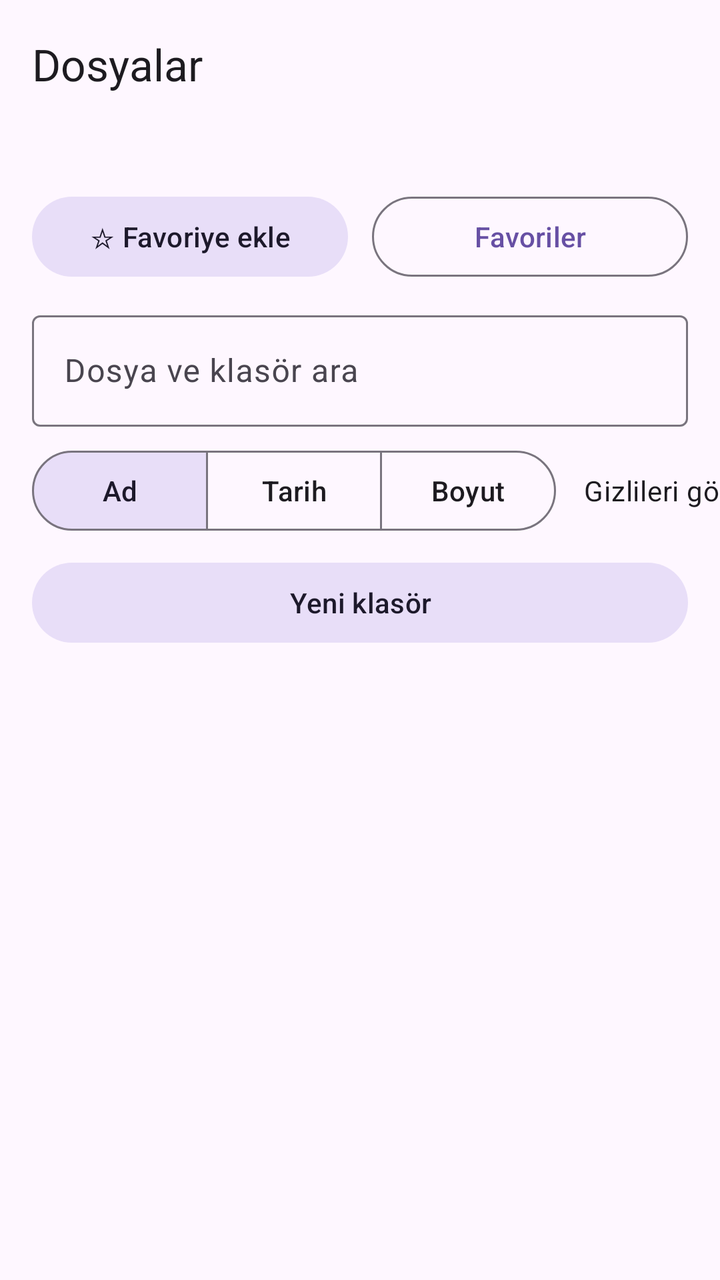
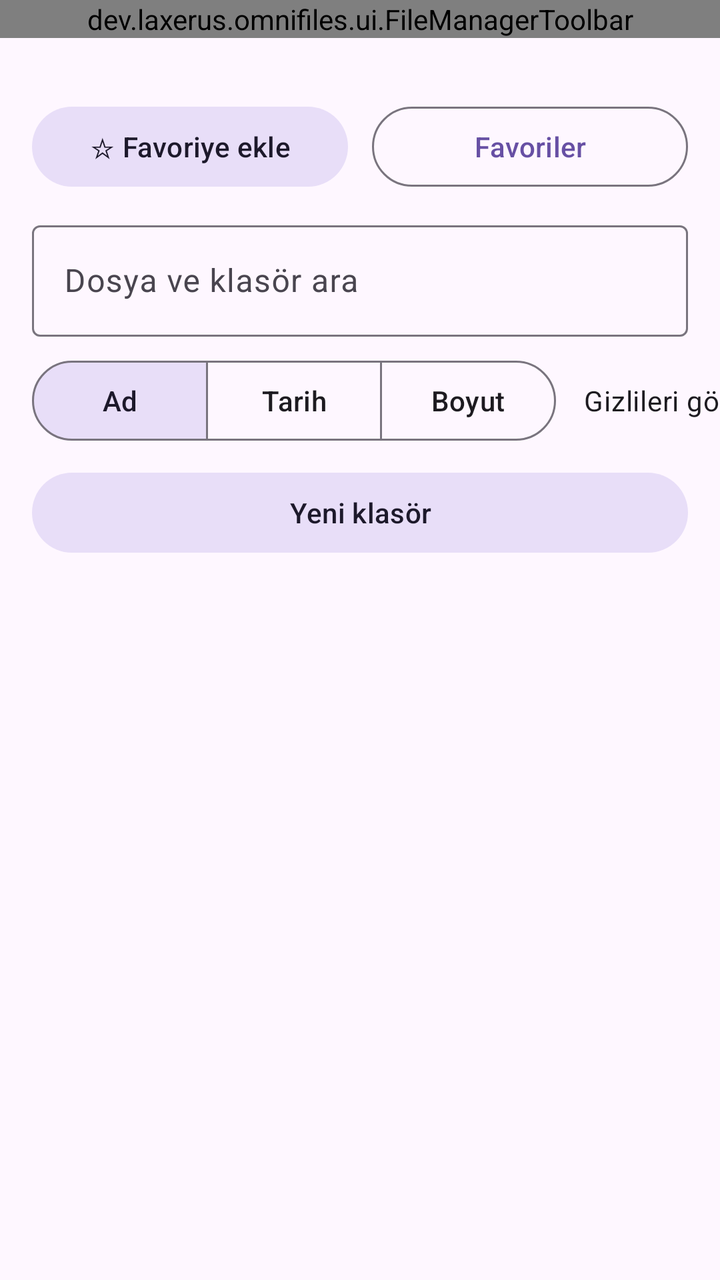

The first picture is an Android layout as it rendered before a commit; the second is the same layout after the commit. The layout source and the unified diff follow.
<!-- AndroidManifest.xml: application theme Theme.OmniFiles -->
<!-- res/layout/activity_file_browser.xml -->
<?xml version="1.0" encoding="utf-8"?>
<LinearLayout xmlns:android="http://schemas.android.com/apk/res/android"
    xmlns:app="http://schemas.android.com/apk/res-auto"
    android:id="@+id/root"
    android:layout_width="match_parent"
    android:layout_height="match_parent"
    android:orientation="vertical">

    <com.google.android.material.appbar.MaterialToolbar
        android:id="@+id/toolbar"
        android:layout_width="match_parent"
        android:layout_height="wrap_content"
        app:title="@string/browser_title" />

    <TextView
        android:id="@+id/pathText"
        android:layout_width="match_parent"
        android:layout_height="wrap_content"
        android:ellipsize="middle"
        android:maxLines="2"
        android:paddingStart="20dp"
        android:paddingTop="8dp"
        android:paddingEnd="20dp"
        android:paddingBottom="6dp"
        android:textAppearance="?attr/textAppearanceBodySmall" />

    <LinearLayout
        android:layout_width="match_parent"
        android:layout_height="wrap_content"
        android:orientation="horizontal"
        android:paddingStart="16dp"
        android:paddingEnd="16dp"
        android:paddingBottom="6dp">

        <com.google.android.material.button.MaterialButton
            android:id="@+id/favoriteToggleButton"
            style="@style/Widget.Material3.Button.TonalButton"
            android:layout_width="0dp"
            android:layout_height="wrap_content"
            android:layout_marginEnd="6dp"
            android:layout_weight="1"
            android:text="@string/add_favorite" />

        <com.google.android.material.button.MaterialButton
            android:id="@+id/favoritesButton"
            style="@style/Widget.Material3.Button.OutlinedButton"
            android:layout_width="0dp"
            android:layout_height="wrap_content"
            android:layout_marginStart="6dp"
            android:layout_weight="1"
            android:text="@string/favorites" />
    </LinearLayout>

    <com.google.android.material.textfield.TextInputLayout
        android:id="@+id/searchLayout"
        android:layout_width="match_parent"
        android:layout_height="wrap_content"
        android:layout_marginStart="16dp"
        android:layout_marginTop="4dp"
        android:layout_marginEnd="16dp"
        android:hint="@string/search_files">

        <com.google.android.material.textfield.TextInputEditText
            android:id="@+id/searchInput"
            android:layout_width="match_parent"
            android:layout_height="wrap_content"
            android:imeOptions="actionDone"
            android:inputType="text"
            android:maxLines="1" />
    </com.google.android.material.textfield.TextInputLayout>

    <HorizontalScrollView
        android:layout_width="match_parent"
        android:layout_height="wrap_content"
        android:fillViewport="true"
        android:scrollbars="none">

        <LinearLayout
            android:layout_width="wrap_content"
            android:layout_height="wrap_content"
            android:gravity="center_vertical"
            android:orientation="horizontal"
            android:paddingStart="16dp"
            android:paddingTop="8dp"
            android:paddingEnd="16dp"
            android:paddingBottom="8dp">

            <com.google.android.material.button.MaterialButtonToggleGroup
                android:id="@+id/sortGroup"
                android:layout_width="wrap_content"
                android:layout_height="wrap_content"
                app:checkedButton="@id/sortNameButton"
                app:selectionRequired="true"
                app:singleSelection="true">

                <com.google.android.material.button.MaterialButton
                    android:id="@+id/sortNameButton"
                    style="@style/Widget.Material3.Button.OutlinedButton"
                    android:layout_width="wrap_content"
                    android:layout_height="wrap_content"
                    android:text="@string/sort_name" />

                <com.google.android.material.button.MaterialButton
                    android:id="@+id/sortDateButton"
                    style="@style/Widget.Material3.Button.OutlinedButton"
                    android:layout_width="wrap_content"
                    android:layout_height="wrap_content"
                    android:text="@string/sort_date" />

                <com.google.android.material.button.MaterialButton
                    android:id="@+id/sortSizeButton"
                    style="@style/Widget.Material3.Button.OutlinedButton"
                    android:layout_width="wrap_content"
                    android:layout_height="wrap_content"
                    android:text="@string/sort_size" />
            </com.google.android.material.button.MaterialButtonToggleGroup>

            <com.google.android.material.switchmaterial.SwitchMaterial
                android:id="@+id/hiddenSwitch"
                android:layout_width="wrap_content"
                android:layout_height="wrap_content"
                android:layout_marginStart="14dp"
                android:text="@string/show_hidden" />
        </LinearLayout>
    </HorizontalScrollView>

    <com.google.android.material.button.MaterialButton
        android:id="@+id/newFolderButton"
        style="@style/Widget.Material3.Button.TonalButton"
        android:layout_width="match_parent"
        android:layout_height="wrap_content"
        android:layout_marginStart="16dp"
        android:layout_marginEnd="16dp"
        android:layout_marginBottom="8dp"
        android:text="@string/new_folder" />

    <com.google.android.material.card.MaterialCardView
        android:id="@+id/selectionBar"
        android:layout_width="match_parent"
        android:layout_height="wrap_content"
        android:layout_marginStart="16dp"
        android:layout_marginEnd="16dp"
        android:layout_marginBottom="8dp"
        android:visibility="gone"
        app:cardCornerRadius="18dp"
        app:cardElevation="0dp">

        <LinearLayout
            android:layout_width="match_parent"
            android:layout_height="wrap_content"
            android:orientation="vertical"
            android:padding="12dp">

            <TextView
                android:id="@+id/selectedCountText"
                android:layout_width="match_parent"
                android:layout_height="wrap_content"
                android:textAppearance="?attr/textAppearanceTitleMedium" />

            <HorizontalScrollView
                android:layout_width="match_parent"
                android:layout_height="wrap_content"
                android:layout_marginTop="6dp"
                android:scrollbars="none">

                <LinearLayout
                    android:layout_width="wrap_content"
                    android:layout_height="wrap_content"
                    android:orientation="horizontal">

                    <com.google.android.material.button.MaterialButton
                        android:id="@+id/selectAllButton"
                        style="@style/Widget.Material3.Button.TextButton"
                        android:layout_width="wrap_content"
                        android:layout_height="wrap_content"
                        android:text="@string/select_all" />

                    <com.google.android.material.button.MaterialButton
                        android:id="@+id/selectionShareButton"
                        style="@style/Widget.Material3.Button.TextButton"
                        android:layout_width="wrap_content"
                        android:layout_height="wrap_content"
                        android:text="@string/share" />

                    <com.google.android.material.button.MaterialButton
                        android:id="@+id/selectionCopyButton"
                        style="@style/Widget.Material3.Button.TextButton"
                        android:layout_width="wrap_content"
                        android:layout_height="wrap_content"
                        android:text="@string/copy" />

                    <com.google.android.material.button.MaterialButton
                        android:id="@+id/selectionMoveButton"
                        style="@style/Widget.Material3.Button.TextButton"
                        android:layout_width="wrap_content"
                        android:layout_height="wrap_content"
                        android:text="@string/move" />

                    <com.google.android.material.button.MaterialButton
                        android:id="@+id/selectionTrashButton"
                        style="@style/Widget.Material3.Button.TextButton"
                        android:layout_width="wrap_content"
                        android:layout_height="wrap_content"
                        android:text="@string/move_to_trash" />

                    <com.google.android.material.button.MaterialButton
                        android:id="@+id/cancelSelectionButton"
                        style="@style/Widget.Material3.Button.TextButton"
                        android:layout_width="wrap_content"
                        android:layout_height="wrap_content"
                        android:text="@string/cancel" />
                </LinearLayout>
            </HorizontalScrollView>
        </LinearLayout>
    </com.google.android.material.card.MaterialCardView>

    <TextView
        android:id="@+id/transferText"
        android:layout_width="match_parent"
        android:layout_height="wrap_content"
        android:layout_marginStart="20dp"
        android:layout_marginEnd="20dp"
        android:layout_marginBottom="6dp"
        android:ellipsize="middle"
        android:maxLines="2"
        android:textAppearance="?attr/textAppearanceBodyMedium"
        android:visibility="gone" />

    <com.google.android.material.button.MaterialButton
        android:id="@+id/pasteButton"
        style="@style/Widget.Material3.Button"
        android:layout_width="match_parent"
        android:layout_height="wrap_content"
        android:layout_marginStart="16dp"
        android:layout_marginEnd="16dp"
        android:layout_marginBottom="4dp"
        android:text="@string/paste_copy"
        android:visibility="gone" />

    <com.google.android.material.button.MaterialButton
        android:id="@+id/cancelTransferButton"
        style="@style/Widget.Material3.Button.TextButton"
        android:layout_width="match_parent"
        android:layout_height="wrap_content"
        android:layout_marginStart="16dp"
        android:layout_marginEnd="16dp"
        android:layout_marginBottom="4dp"
        android:text="@string/cancel_transfer"
        android:visibility="gone" />

    <com.google.android.material.progressindicator.LinearProgressIndicator
        android:id="@+id/operationProgress"
        android:layout_width="match_parent"
        android:layout_height="wrap_content"
        android:layout_marginStart="16dp"
        android:layout_marginEnd="16dp"
        android:indeterminate="true"
        android:visibility="gone" />

    <com.google.android.material.button.MaterialButton
        android:id="@+id/storageAccessButton"
        style="@style/Widget.Material3.Button"
        android:layout_width="match_parent"
        android:layout_height="wrap_content"
        android:layout_marginStart="16dp"
        android:layout_marginTop="12dp"
        android:layout_marginEnd="16dp"
        android:layout_marginBottom="8dp"
        android:text="@string/grant_access_inline"
        android:visibility="gone" />

    <androidx.recyclerview.widget.RecyclerView
        android:id="@+id/list"
        android:layout_width="match_parent"
        android:layout_height="0dp"
        android:layout_weight="1"
        android:clipToPadding="false"
        android:paddingBottom="16dp" />

    <TextView
        android:id="@+id/emptyText"
        android:layout_width="match_parent"
        android:layout_height="wrap_content"
        android:gravity="center"
        android:padding="24dp"
        android:text="@string/empty_folder"
        android:visibility="gone" />
</LinearLayout>
<!-- resources referenced by this layout -->
<resources>
  <string name="add_favorite">☆ Favoriye ekle</string>
  <string name="browser_title">Dosyalar</string>
  <string name="cancel">İptal</string>
  <string name="cancel_transfer">Aktarımı iptal et</string>
  <string name="copy">Kopyala</string>
  <string name="empty_folder">Bu klasör boş veya okunamıyor.</string>
  <string name="favorites">Favoriler</string>
  <string name="grant_access_inline">Depolama erişimini aç</string>
  <string name="move">Taşı</string>
  <string name="move_to_trash">Çöpe taşı</string>
  <string name="new_folder">Yeni klasör</string>
  <string name="paste_copy">Buraya kopyala</string>
  <string name="search_files">Dosya ve klasör ara</string>
  <string name="select_all">Tümünü seç</string>
  <string name="share">Paylaş</string>
  <string name="show_hidden">Gizlileri göster</string>
  <string name="sort_date">Tarih</string>
  <string name="sort_name">Ad</string>
  <string name="sort_size">Boyut</string>
  <style name="Theme.OmniFiles" parent="Theme.Material3.DayNight.NoActionBar">
          <item name="android:windowActionModeOverlay">true</item>
          <item name="android:windowLightStatusBar" tools:targetApi="m">?attr/isLightTheme</item>
          <item name="android:navigationBarColor">@android:color/transparent</item>
          <item name="android:statusBarColor">@android:color/transparent</item>
      </style>
</resources>

<!-- the commit's change to res/layout/activity_file_browser.xml (unified diff, before → after) -->
@@ -6,7 +6,7 @@
     android:layout_height="match_parent"
     android:orientation="vertical">
 
-    <com.google.android.material.appbar.MaterialToolbar
+    <dev.laxerus.omnifiles.ui.FileManagerToolbar
         android:id="@+id/toolbar"
         android:layout_width="match_parent"
         android:layout_height="wrap_content"
@@ -257,7 +257,7 @@
         android:indeterminate="true"
         android:visibility="gone" />
 
-    <com.google.android.material.button.MaterialButton
+    <dev.laxerus.omnifiles.ui.StorageAccessButton
         android:id="@+id/storageAccessButton"
         style="@style/Widget.Material3.Button"
         android:layout_width="match_parent"
